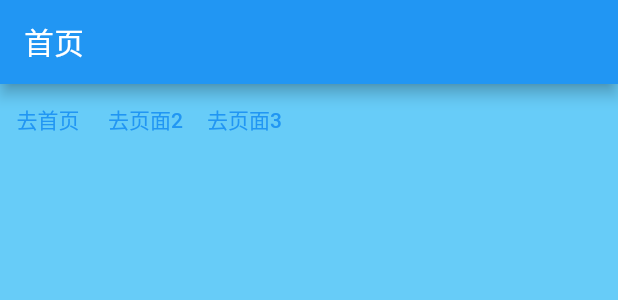
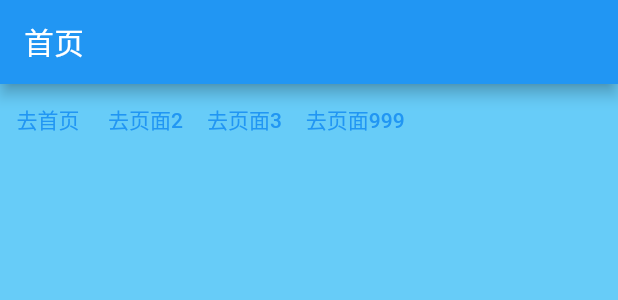
Before and after one commit to a454892215/my_flutter, a Flutter app: what getMaterialApp() shows on an empty page, opened directly, on a phone screen of 412 x 824 dp. Shown: the top 300 px of the screen. Run offline on Flutter 3.47's test engine with Material 2 defaults, Android fonts, the phone set to English and light mode, and no system bars; our stand-ins replace fluttertoast.

Commit message:
页面进出监听

```diff
--- a/lib/material_apps.dart
+++ b/lib/material_apps.dart
@@ -3,6 +3,8 @@ import 'package:my_flutter_lib_3/pages/err_page.dart';
 import 'package:my_flutter_lib_3/pages/page1.dart';
 import 'package:my_flutter_lib_3/pages/page2.dart';
 import 'package:my_flutter_lib_3/pages/page3.dart';
+
+import 'navitator/observer.dart';
 
 //默认配置下： 只有此目录下文件名字为main的dart文件的main函数才能正常启动flutter material开发环境？
 void main() {
@@ -38,15 +40,21 @@ Widget getMaterialApp(var title) {
         '/page2': (BuildContext context) => const Page2(),
         '/page3': (BuildContext context) => const Page3()
       },
-      // 配置404页面
+      // 配置404页面: 如果路由不存在则跳到该页面
       onGenerateRoute: (RouteSettings settings) {
         return MaterialPageRoute(
             builder: (BuildContext context) => const ErrPage());
       },
+      // 配置页面离开和进入的监听
+      navigatorObservers: [
+        MyNavigatorObserver()
+      ],
       // 与 routes 中的 / 效果基本一致， 指定应用的第一个显示页面
       //   initialRoute: '/page1',
       // home 与 routes配置的 / 互斥 同时配置会抛异常
       home: const Page1());
 }
 
+
+
 /// 5. MaterialApp种配置默认页面的三种方式，1.home  2.initialRoute(需要和routes配合使用)， 3. routes种的/
--- /dev/null
+++ b/lib/navitator/observer.dart
@@ -0,0 +1,21 @@
+import 'package:flutter/cupertino.dart';
+
+import '../util/Log.dart';
+
+/// 页面进入和退出监听Observer
+class MyNavigatorObserver extends NavigatorObserver {
+  /// 按下返回键，页面出栈， 调用 didPop
+  @override
+  void didPop(Route cur, Route? pre) {
+    super.didPop(cur, pre);
+    Log.d("didPop 离开页面 cur: ${cur.settings.name}  pre: ${pre?.settings.name}");
+  }
+
+  /// 打开新页面页面入栈， 调用 didPush
+  @override
+  void didPush(Route cur, Route? pre) {
+    super.didPush(cur, pre);
+    Log.d("didPush 进入页面 cur: ${cur.settings.name}  pre: ${pre?.settings.name}");
+  }
+
+}
--- a/lib/pages/page1.dart
+++ b/lib/pages/page1.dart
@@ -39,6 +39,12 @@ class Page1State extends State {
               },
               child: const Text("去页面3"),
             ),
+            TextButton(
+              onPressed: () {
+                Navigator.of(context).pushNamed("/page999");
+              },
+              child: const Text("去页面999"),
+            ),
           ],
         ));
   }
```
